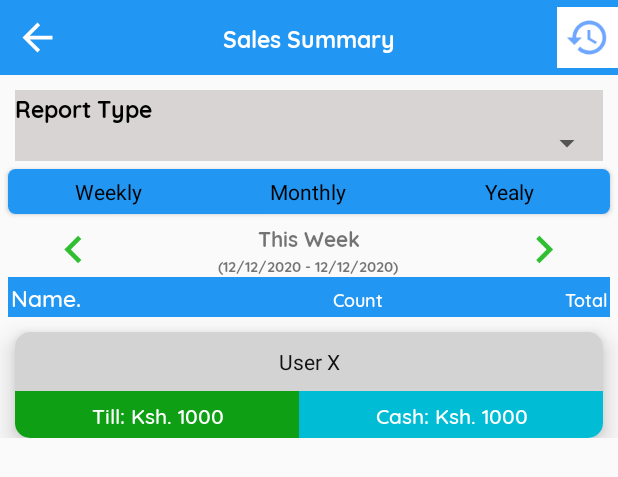
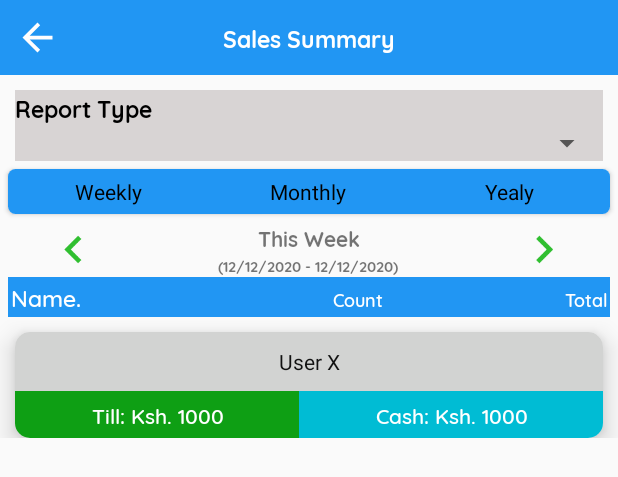
Before and after one commit to mulukadan/MUNITAPP, an Android app: the layout activity_summary2.xml on its own in the app's theme, with its tools: preview values and no code run, on a phone screen of 412 x 824 dp. Shown: the top 477 px of the screen. Run offline under Robolectric (Android 15) with nearby library versions, the phone set to English and light mode, and no system bars.

Commit message:
fixed pools UI to new onw

```diff
--- a/app/src/main/java/com/munit/m_unitapp/UI/CARWASH/CarWashMainActivity.java
+++ b/app/src/main/java/com/munit/m_unitapp/UI/CARWASH/CarWashMainActivity.java
@@ -413,6 +413,7 @@ public class CarWashMainActivity extends AppCompatActivity implements CarwashDai
 //        attentantsSpinnerArray.add("Muinde");
 //        attentantsSpinnerArray.add("Samson");
         attentantsSpinnerArray.add("Octa");
+        attentantsSpinnerArray.add("Tito");
         attentantsSpinnerArray.add("Internal");
         attentantsSpinnerArray.add("Other");
 
--- a/app/src/main/res/layout/activity_pool_home.xml
+++ b/app/src/main/res/layout/activity_pool_home.xml
@@ -93,7 +93,7 @@
                             android:layout_height="wrap_content"
                             android:layout_alignParentBottom="true"
                             android:fontFamily="@font/bold"
-                            android:text="New"
+                            android:text="Pools"
                             android:textAlignment="center"
                             android:textColor="@color/colorPrimary"
                             android:textSize="18dp" />
@@ -244,6 +244,7 @@
                 android:layout_width="match_parent"
                 android:layout_height="wrap_content"
                 android:layout_below="@+id/Rooms"
+                android:visibility="gone"
                 android:orientation="horizontal">
 
                 <androidx.cardview.widget.CardView xmlns:card_view="http://schemas.android.com/apk/res-auto"
--- a/app/src/main/res/layout/activity_summary2.xml
+++ b/app/src/main/res/layout/activity_summary2.xml
@@ -34,20 +34,6 @@ tools:context=".UI.CARWASH.SummaryActivity">
             android:textColor="@color/white"
             android:textSize="15dp" />
 
-        <RelativeLayout
-            android:id="@+id/refreshBtn"
-            android:layout_width="wrap_content"
-            android:layout_height="wrap_content"
-            android:layout_alignParentEnd="true"
-            android:layout_centerVertical="true"
-            android:background="@color/white"
-            android:padding="5dp">
-
-            <ImageView
-                android:layout_width="30dp"
-                android:layout_height="30dp"
-                android:src="@drawable/history" />
-        </RelativeLayout>
     </RelativeLayout>
 
     <ScrollView
@@ -249,7 +235,7 @@ tools:context=".UI.CARWASH.SummaryActivity">
                         android:layout_height="wrap_content">
 
                         <TextView
-                            android:id="@+id/userNameTV"
+                            android:id="@+id/totalTV"
                             android:layout_width="match_parent"
                             android:layout_height="wrap_content"
                             android:layout_alignParentTop="true"
@@ -263,7 +249,7 @@ tools:context=".UI.CARWASH.SummaryActivity">
                         <LinearLayout
                             android:layout_width="match_parent"
                             android:layout_height="wrap_content"
-                            android:layout_below="@+id/userNameTV"
+                            android:layout_below="@+id/totalTV"
                             android:orientation="horizontal">
 
                             <TextView
```
Also changed, not shown: app/src/main/java/com/munit/m_unitapp/MainActivity.java (+9 -4 lines), app/src/main/java/com/munit/m_unitapp/TOOLS/Constants.java (+89 -0 lines), app/src/main/java/com/munit/m_unitapp/UI/CARWASH/SummaryActivity.java (+7 -3 lines), app/src/main/java/com/munit/m_unitapp/UI/POOL/PoolHomeActivity.java (+11 -6 lines).
